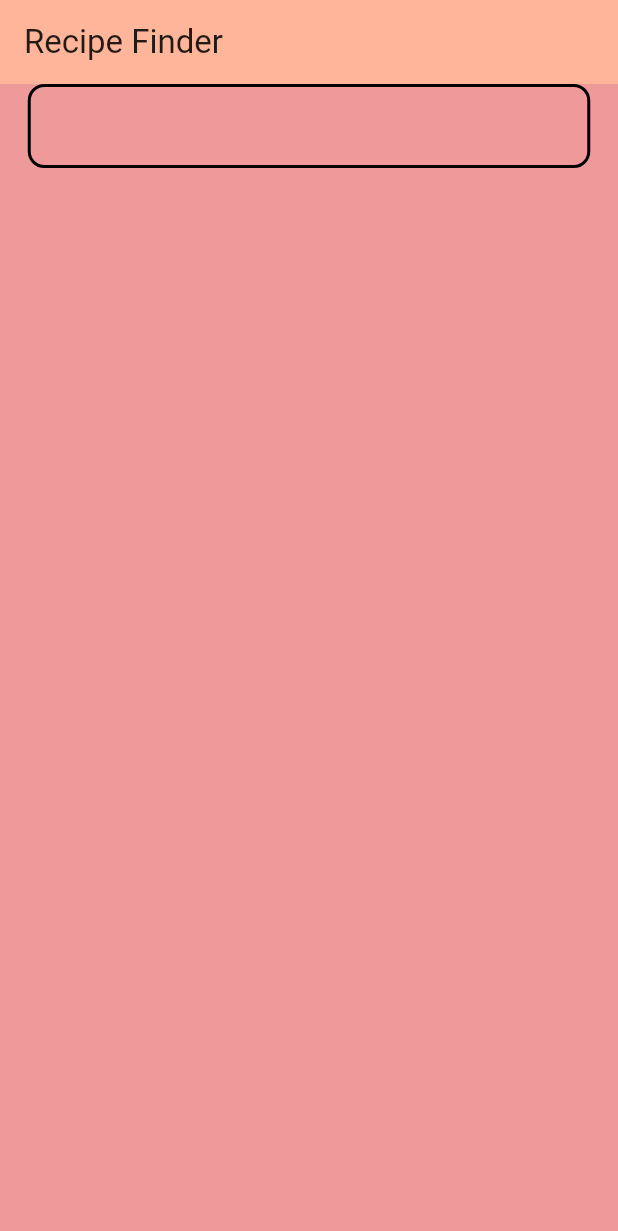
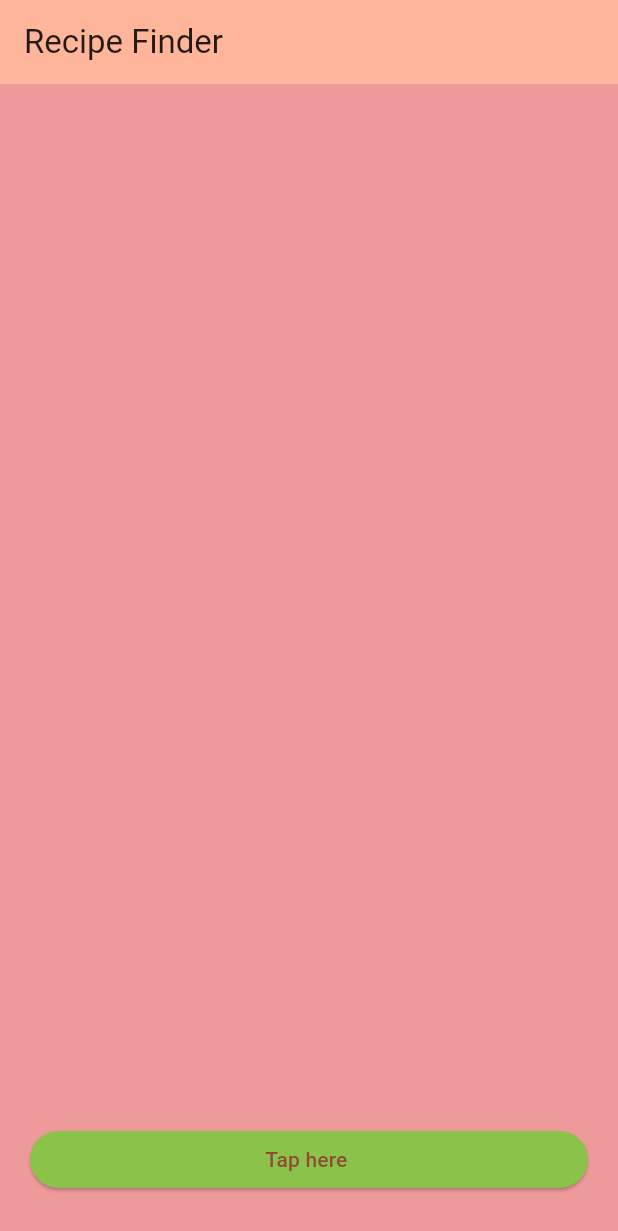
Before and after one commit to aabha25/techrush-ftw, a Flutter app: the screen it shows after launch, on a phone screen of 412 x 824 dp. Shown: the top 1231 px of the screen. Run offline on Flutter 3.47's test engine with Material 3 defaults, Android fonts, the phone set to English and light mode, and no system bars; Roboto replaces fonts that are missing (Audowide).

Commit message:
buttonadded

```diff
--- a/lib/main.dart
+++ b/lib/main.dart
@@ -57,31 +57,27 @@ class _MyHomePageState extends State<MyHomePage> {
 
 
         ),
-        body: Row(
-          mainAxisAlignment: MainAxisAlignment.spaceEvenly,
-          crossAxisAlignment: CrossAxisAlignment.start,
-          children: [Container(
-            width: 375,
-            height: 300,
-            child: TextField(
-              decoration: InputDecoration(
-            focusedBorder: OutlineInputBorder(
-                borderRadius: BorderRadius.circular(11),
-                    borderSide: BorderSide(
-                  color: Colors.white,
-                      width: 2
-              )
-              ),
-                enabledBorder: OutlineInputBorder(
-    borderRadius: BorderRadius.circular(11),
-    borderSide: BorderSide(
-    color: Colors.black,
-    width: 2
-               )
+        body: Column(
+          mainAxisAlignment: MainAxisAlignment.end,
+            crossAxisAlignment: CrossAxisAlignment.end,
+          children: [
 
-            ))),
 
-        ),
+            Container(
+              padding: new EdgeInsets.only(left: 20,right: 20,bottom: 32,top: 0),
+               height: 70,
+              width :450,
+
+              child:  ElevatedButton(
+                  style: ButtonStyle(
+                    backgroundColor: MaterialStateProperty.all<Color>(Colors.lightGreen),
+                  ),
+                  onPressed:(){
+                    child:Text("pressed");
+                  }, child: Text("Tap here ")),
+            )
+
+
       ]
         ),
     );
--- a/pubspec.yaml
+++ b/pubspec.yaml
@@ -59,7 +59,9 @@ flutter:
   uses-material-design: true
 
   # To add assets to your application, add an assets section, like this:
-  # assets:
+    assets:
+
+      -"C:\Users\bhagw\Downloads\PHOTO-2024-07-17-17-43-12.jpg"
   #   - images/a_dot_burr.jpeg
   #   - images/a_dot_ham.jpeg
 
```
Also changed, not shown: 1 other file.
